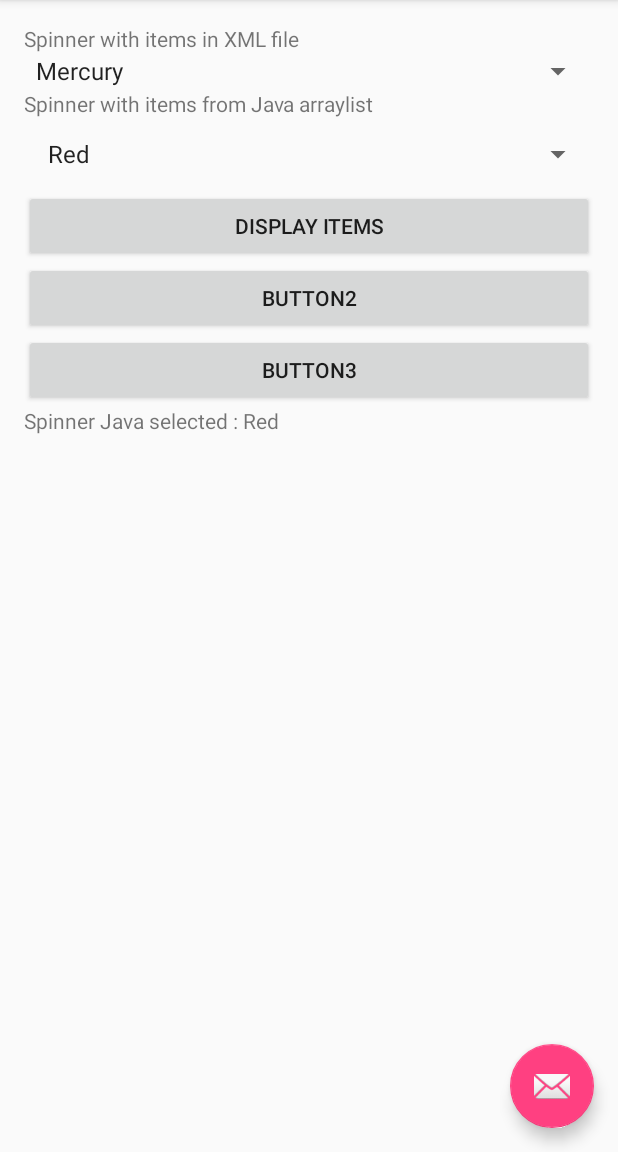
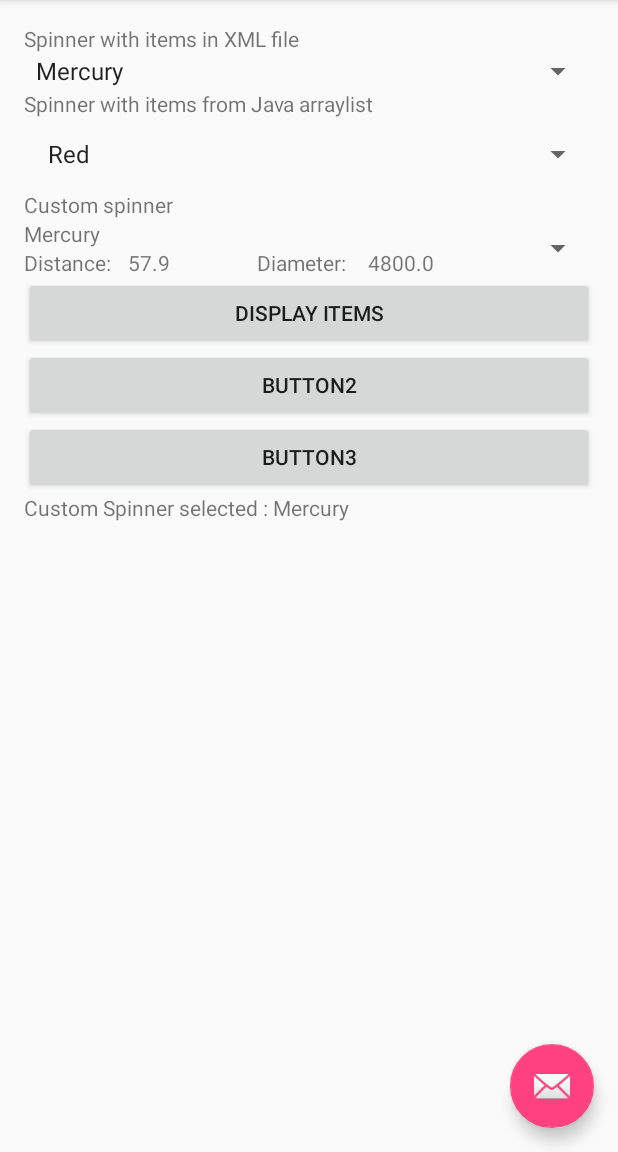
Before and after one commit to tgibbons-css/CIS3334BtnSpinner, an Android app: the screen it shows after launch (MainActivity), on a phone screen of 412 x 824 dp, the part 84-1236 px from its top. Run offline under Robolectric (Android 15) with nearby library versions, the phone set to English and light mode, and no system bars.

Commit message:
Added custom spinner with planet object. Still not working when selected.

```diff
--- a/app/src/main/java/css/cis3334/menusample2017/MainActivity.java
+++ b/app/src/main/java/css/cis3334/menusample2017/MainActivity.java
@@ -18,7 +18,7 @@ import java.util.ArrayList;
 
 public class MainActivity extends AppCompatActivity {
 
-    Spinner spinnerXML, spinnerJava;
+    Spinner spinnerXML, spinnerJava, spinnerCustom;
     TextView tvDisplayItem;
     Button btnDisplay,btn2,btn3;
 
@@ -31,6 +31,7 @@ public class MainActivity extends AppCompatActivity {
         //--------------------------------------
         spinnerXML = (Spinner) findViewById(R.id.spinnerXML);
         spinnerJava = (Spinner) findViewById(R.id.spinnerJava);
+        spinnerCustom = (Spinner) findViewById(R.id.spinnerCustom);
         tvDisplayItem = (TextView) findViewById(R.id.textViewDisplayItem);
         btnDisplay = (Button) findViewById(R.id.buttonDisplay);
         btn2 = (Button) findViewById(R.id.button2);
@@ -59,7 +60,7 @@ public class MainActivity extends AppCompatActivity {
         itemsAdapter.setDropDownViewResource(android.R.layout.simple_spinner_dropdown_item);
         // Apply the adapter to the spinner
         spinnerJava.setAdapter(itemsAdapter);
-        //--------------------------------------
+        //------------
         spinnerJava.setOnItemSelectedListener(new AdapterView.OnItemSelectedListener() {
             @Override
             public void onItemSelected(AdapterView<?> parent, View view, int position, long id) {
@@ -81,6 +82,36 @@ public class MainActivity extends AppCompatActivity {
                 //Another interface callback
             }
         });
+        //--------------------------------------
+
+
+        final ArrayList<Planet> planetList = new ArrayList<Planet>();
+        // planet data from http://www.enchantedlearning.com/subjects/astronomy/planets/
+        planetList.add(new Planet("Mercury", 57.9, 4800.0));
+        planetList.add(new Planet("Venus", 108.2, 12104.0));
+        planetList.add(new Planet("Mars", 227.9, 6787.0));
+        planetList.add(new Planet("Mars2", 227.9, 6787.0));
+        planetList.add(new Planet("Mars3", 227.9, 6787.0));
+        planetList.add(new Planet("Mars4", 227.9, 6787.0));
+        planetList.add(new Planet("Mars5", 227.9, 6787.0));
+        planetList.add(new Planet("Mars6", 227.9, 6787.0));
+//        ArrayAdapter<Planet> planetAdapter = new ArrayAdapter<Planet>(this, android.R.layout.simple_list_item_1, planetList);
+//        spinnerCustom.setAdapter(planetAdapter);
+        ArrayAdapter<Planet> planetAdapter = new PlanetAdapter(this, 0, planetList);
+        spinnerCustom.setAdapter(planetAdapter);
+        spinnerCustom.setOnItemSelectedListener(new AdapterView.OnItemSelectedListener() {
+            @Override
+            public void onItemSelected(AdapterView<?> parent, View view, int position, long id) {
+                Planet planet = planetList.get(position);
+                tvDisplayItem.setText("Custom Spinner selected : "+ planet.getName());
+            }
+            @Override
+            public void onNothingSelected(AdapterView<?> parent) {
+                //Another interface callback
+            }
+        });
+
+
         //--------------------------------------
         FloatingActionButton fab = (FloatingActionButton) findViewById(R.id.fab);
         fab.setOnClickListener(new View.OnClickListener() {
--- /dev/null
+++ b/app/src/main/java/css/cis3334/menusample2017/Planet.java
@@ -0,0 +1,46 @@
+package css.cis3334.menusample2017;
+
+/**
+ * Created by cssuser on 2/15/2017.
+ */
+
+public class Planet {
+    private String name;
+    private Double distanceFromSol;
+    private Double diameter;
+
+    public Planet(String name, Double distanceFromSol, Double diameter) {
+        this.name = name;
+        this.distanceFromSol = distanceFromSol;
+        this.diameter = diameter;
+    }
+
+    public Double getDiameter() {
+        return diameter;
+    }
+
+    public void setDiameter(Double diameter) {
+        this.diameter = diameter;
+    }
+
+    public Double getDistanceFromSol() {
+        return distanceFromSol;
+    }
+
+    public void setDistanceFromSol(Double distanceFromSol) {
+        this.distanceFromSol = distanceFromSol;
+    }
+
+    public String getName() {
+        return name;
+    }
+
+    public void setName(String name) {
+        this.name = name;
+    }
+
+    @Override
+    public String toString() {
+        return name + "(" + distanceFromSol + ", " + diameter + ")";
+    }
+}
--- /dev/null
+++ b/app/src/main/java/css/cis3334/menusample2017/PlanetAdapter.java
@@ -0,0 +1,48 @@
+package css.cis3334.menusample2017;
+
+import android.app.Activity;
+import android.content.Context;
+import android.view.LayoutInflater;
+import android.view.View;
+import android.view.ViewGroup;
+import android.widget.ArrayAdapter;
+import android.widget.TextView;
+
+import java.util.ArrayList;
+import java.util.List;
+
+/**
+ * Created by cssuser on 2/15/2017.
+ */
+
+public class PlanetAdapter extends ArrayAdapter<Planet> {
+
+    private List<Planet> planetList;
+    private Context context;
+
+    public PlanetAdapter(Context context, int resource, List<Planet> objects) {
+        super(context, resource, objects);
+        this.context = context;
+        this.planetList = objects;
+    }
+
+    @Override
+    public View getView(int position, View convertView,
+                        ViewGroup parent) {
+        //get the planet we are displaying
+        Planet planet = planetList.get(position);
+        View view;
+
+        LayoutInflater inflater = (LayoutInflater) context.getSystemService(Activity.LAYOUT_INFLATER_SERVICE);
+        view = inflater.inflate(R.layout.planet_row, null);
+
+        TextView tvName=(TextView)view.findViewById(R.id.textViewPlanetName);
+        TextView tvDistance=(TextView)view.findViewById(R.id.textViewPlanetDistance);
+        TextView tvDiameter=(TextView)view.findViewById(R.id.textViewPlanetDiameter);
+        tvName.setText(planet.getName());
+        tvDistance.setText(planet.getDistanceFromSol().toString());
+        tvDiameter.setText(planet.getDiameter().toString());
+
+        return(view);
+    }
+}
--- a/app/src/main/res/layout/content_main.xml
+++ b/app/src/main/res/layout/content_main.xml
@@ -25,10 +25,11 @@
         android:layout_width="match_parent"
         android:layout_height="wrap_content"
         android:id="@+id/spinnerXML"
-        android:entries="@array/planets_array" />
+        android:entries="@array/planets_array"
+         />
 
     <TextView
-        android:text="Spinner with items from Java arraylist"
+        android:text="@string/spinner_with_items_from_java_arraylist"
         android:layout_width="match_parent"
         android:layout_height="wrap_content"
         android:id="@+id/textView2" />
@@ -36,29 +37,41 @@
     <Spinner
         android:layout_width="match_parent"
         android:layout_height="wrap_content"
-        android:id="@+id/spinnerJava" />
+        android:id="@+id/spinnerJava"
+         />
+
+    <TextView
+        android:text="Custom spinner "
+        android:layout_width="match_parent"
+        android:layout_height="wrap_content"
+        android:id="@+id/textView3" />
+
+    <Spinner
+        android:layout_width="match_parent"
+        android:layout_height="wrap_content"
+        android:id="@+id/spinnerCustom" />
 
     <Button
-        android:text="Display items"
+        android:text="@string/display_items"
         android:layout_width="match_parent"
         android:layout_height="wrap_content"
         android:id="@+id/buttonDisplay"
-        android:onClick="buttonClick1 (MainActivity)" />
+        android:onClick="buttonClick1" />
 
     <Button
-        android:text="Button2"
+        android:text="@string/button2"
         android:layout_width="match_parent"
         android:layout_height="wrap_content"
         android:id="@+id/button2" />
 
     <Button
-        android:text="Button3"
+        android:text="@string/button3"
         android:layout_width="match_parent"
         android:layout_height="wrap_content"
         android:id="@+id/button3" />
 
     <TextView
-        android:text="Selected item: "
+        android:text="@string/selected_item"
         android:layout_width="match_parent"
         android:layout_height="wrap_content"
         android:id="@+id/textViewDisplayItem" />
--- /dev/null
+++ b/app/src/main/res/layout/planet_row.xml
@@ -0,0 +1,44 @@
+<?xml version="1.0" encoding="utf-8"?>
+<LinearLayout xmlns:android="http://schemas.android.com/apk/res/android"
+    android:orientation="vertical" android:layout_width="match_parent"
+    android:layout_height="match_parent">
+
+    <TextView
+        android:layout_width="match_parent"
+        android:layout_height="wrap_content"
+        android:id="@+id/textViewPlanetName" />
+
+    <LinearLayout
+        android:orientation="horizontal"
+        android:layout_width="match_parent"
+        android:layout_height="wrap_content">
+
+        <TextView
+            android:text="Distance:"
+            android:layout_width="wrap_content"
+            android:layout_height="wrap_content"
+            android:id="@+id/textView7"
+            android:layout_weight="0.20" />
+
+        <TextView
+            android:text="TextView"
+            android:layout_width="wrap_content"
+            android:layout_height="wrap_content"
+            android:id="@+id/textViewPlanetDistance"
+            android:layout_weight="1" />
+
+        <TextView
+            android:text="Diameter:"
+            android:layout_width="wrap_content"
+            android:layout_height="wrap_content"
+            android:id="@+id/textView8"
+            android:layout_weight="0.26" />
+
+        <TextView
+            android:layout_width="wrap_content"
+            android:layout_height="wrap_content"
+            android:id="@+id/textViewPlanetDiameter"
+            android:layout_weight="1" />
+    </LinearLayout>
+
+</LinearLayout>
--- a/app/src/main/res/values/strings.xml
+++ b/app/src/main/res/values/strings.xml
@@ -2,6 +2,11 @@
     <string name="app_name">Menu Sample 2017</string>
     <string name="action_settings">Settings</string>
     <string name="spinner_xml_file_text">Spinner with items in XML file</string>
+    <string name="button2">Button2</string>
+    <string name="button3">Button3</string>
+    <string name="display_items">Display items</string>
+    <string name="selected_item">Selected item:</string>
+    <string name="spinner_with_items_from_java_arraylist">Spinner with items from Java arraylist</string>
 
     <string-array name="planets_array">
         <item>Mercury</item>
```
